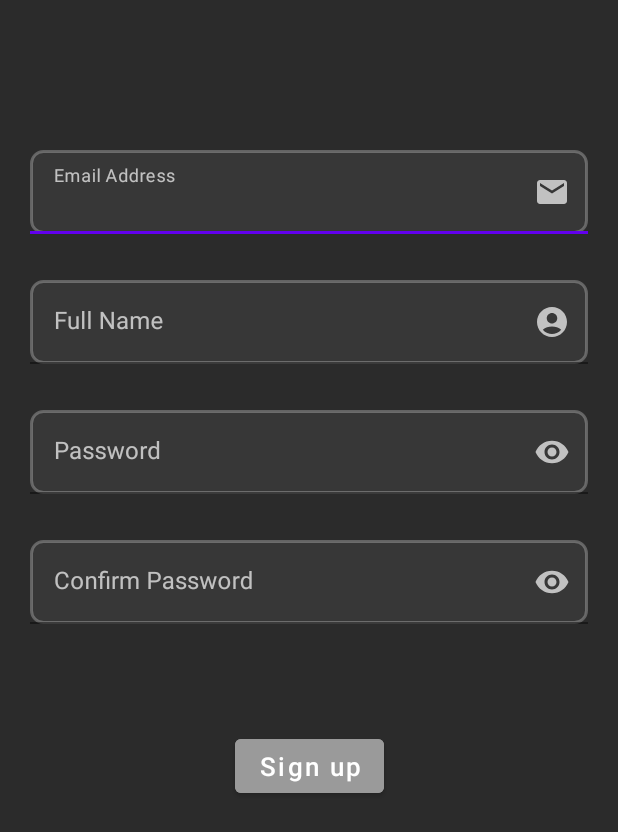
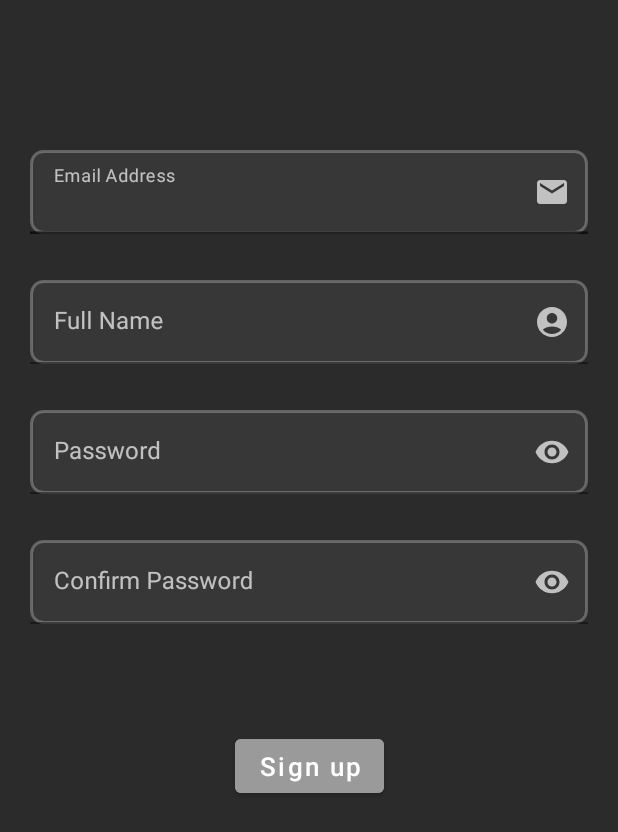
Before and after one commit to Noah-Mn/eSpace_Ads, an Android app: the screen it shows after launch (CreateAccount), after a tap on "Create Account", on a phone screen of 412 x 824 dp. Shown: the top 832 px of the screen. Run offline under Robolectric (Android 15) with nearby library versions, the phone set to English and light mode, and no system bars; our stand-ins replace Firebase (no records; nobody signed in at launch, a user with empty details on screens opened directly); 2 other taps on this screen came first.

Commit message:
clean up

```diff
--- a/app/src/main/java/com/example/espace_ads/activityClasses/CreateCampaign.java
+++ b/app/src/main/java/com/example/espace_ads/activityClasses/CreateCampaign.java
@@ -31,9 +31,6 @@ public class CreateCampaign extends AppCompatActivity {
         super.onCreate(savedInstanceState);
         setContentView(R.layout.activity_create_campaign);
 
-        getWindow().setFlags(WindowManager.LayoutParams.FLAG_FULLSCREEN,
-                WindowManager.LayoutParams.FLAG_FULLSCREEN);
-
         tabLayout = findViewById(R.id.tab_layout);
         viewPager = findViewById(R.id.view_pager);
         adapter = new CreateCampaignAdapter(this);
--- a/app/src/main/java/com/example/espace_ads/activityClasses/HomePage.java
+++ b/app/src/main/java/com/example/espace_ads/activityClasses/HomePage.java
@@ -36,9 +36,6 @@ public class HomePage extends AppCompatActivity {
         super.onCreate(savedInstanceState);
         binding = ActivityHomePageBinding.inflate(getLayoutInflater());
         setContentView(binding.getRoot());
-
-        getWindow().setFlags(WindowManager.LayoutParams.FLAG_FULLSCREEN,
-                WindowManager.LayoutParams.FLAG_FULLSCREEN);
 
         binding.bottomNavView.setBackground(null);
         binding.bottomNavView.getMenu().getItem(2).setEnabled(false);
--- a/app/src/main/java/com/example/espace_ads/activityClasses/MainActivity.java
+++ b/app/src/main/java/com/example/espace_ads/activityClasses/MainActivity.java
@@ -19,9 +19,6 @@ public class MainActivity extends AppCompatActivity {
         super.onCreate(savedInstanceState);
         setContentView(R.layout.activity_main);
 
-        getWindow().setFlags(WindowManager.LayoutParams.FLAG_FULLSCREEN,
-                WindowManager.LayoutParams.FLAG_FULLSCREEN);
-
         analytics = FirebaseAnalytics.getInstance(this);
         new Handler().postDelayed(() -> startActivity(new Intent(MainActivity.this, LogIn.class)),splashTime);
     }
--- a/app/src/main/res/layout/activity_create_account.xml
+++ b/app/src/main/res/layout/activity_create_account.xml
@@ -23,6 +23,7 @@
         app:endIconTint="#B0FFFFFF"
         app:errorEnabled="true"
         app:hintTextColor="#B0FFFFFF"
+        app:boxStrokeColor="@android:color/transparent"
         app:layout_constraintEnd_toEndOf="parent"
         app:layout_constraintStart_toStartOf="parent"
         app:layout_constraintTop_toTopOf="parent">
@@ -52,6 +53,7 @@
         app:endIconMode="custom"
         app:endIconTint="#B0FFFFFF"
         app:errorEnabled="true"
+        app:boxStrokeColor="@android:color/transparent"
         app:hintTextColor="#B0FFFFFF"
         app:layout_constraintEnd_toEndOf="parent"
         app:layout_constraintStart_toStartOf="parent"
@@ -82,6 +84,7 @@
         app:endIconTint="#B0FFFFFF"
         app:errorEnabled="true"
         app:hintTextColor="#B0FFFFFF"
+        app:boxStrokeColor="@android:color/transparent"
         app:layout_constraintEnd_toEndOf="parent"
         app:layout_constraintHorizontal_bias="1.0"
         app:layout_constraintStart_toStartOf="parent"
@@ -114,6 +117,7 @@
         app:endIconMode="password_toggle"
         app:endIconTint="#B0FFFFFF"
         app:errorEnabled="true"
+        app:boxStrokeColor="@android:color/transparent"
         app:hintTextColor="#B0FFFFFF"
         app:layout_constraintEnd_toEndOf="parent"
         app:layout_constraintHorizontal_bias="0.0"
--- a/app/src/main/res/layout/activity_log_in.xml
+++ b/app/src/main/res/layout/activity_log_in.xml
@@ -41,10 +41,6 @@
         android:textColor="#B0FFFFFF"
         android:textColorHint="#B0FFFFFF"
         app:hintTextColor="#B0FFFFFF"
-        app:boxCornerRadiusBottomEnd="8dp"
-        app:boxCornerRadiusBottomStart="8dp"
-        app:boxCornerRadiusTopEnd="8dp"
-        app:boxCornerRadiusTopStart="8dp"
         app:endIconDrawable="@drawable/ic_baseline_email_24"
         app:endIconMode="custom"
         app:endIconTint="#B0FFFFFF"
@@ -81,6 +77,7 @@
         app:endIconMode="password_toggle"
         app:endIconTint="#B0FFFFFF"
         app:errorEnabled="true"
+        app:boxStrokeColor="@android:color/transparent"
         app:layout_constraintEnd_toEndOf="parent"
         app:layout_constraintStart_toStartOf="parent"
         app:layout_constraintTop_toBottomOf="@+id/materialLogEmail">
--- a/app/src/main/res/values-night/themes.xml
+++ b/app/src/main/res/values-night/themes.xml
@@ -10,7 +10,7 @@
         <item name="colorSecondaryVariant">@color/teal_200</item>
         <item name="colorOnSecondary">@color/black</item>
         <!-- Status bar color. -->
-        <item name="android:statusBarColor" tools:targetApi="l">?attr/colorPrimaryVariant</item>
+        <item name="android:statusBarColor" tools:targetApi="l">#E6151414</item>
         <!-- Customize your theme here. -->
     </style>
 </resources>
--- a/app/src/main/res/values/themes.xml
+++ b/app/src/main/res/values/themes.xml
@@ -10,7 +10,7 @@
         <item name="colorSecondaryVariant">@color/teal_700</item>
         <item name="colorOnSecondary">@color/black</item>
         <!-- Status bar color. -->
-        <item name="android:statusBarColor" tools:targetApi="l">?attr/colorPrimaryVariant</item>
+        <item name="android:statusBarColor" tools:targetApi="l">#E6151414</item>
         <!-- Customize your theme here. -->
     </style>
 </resources>
```
